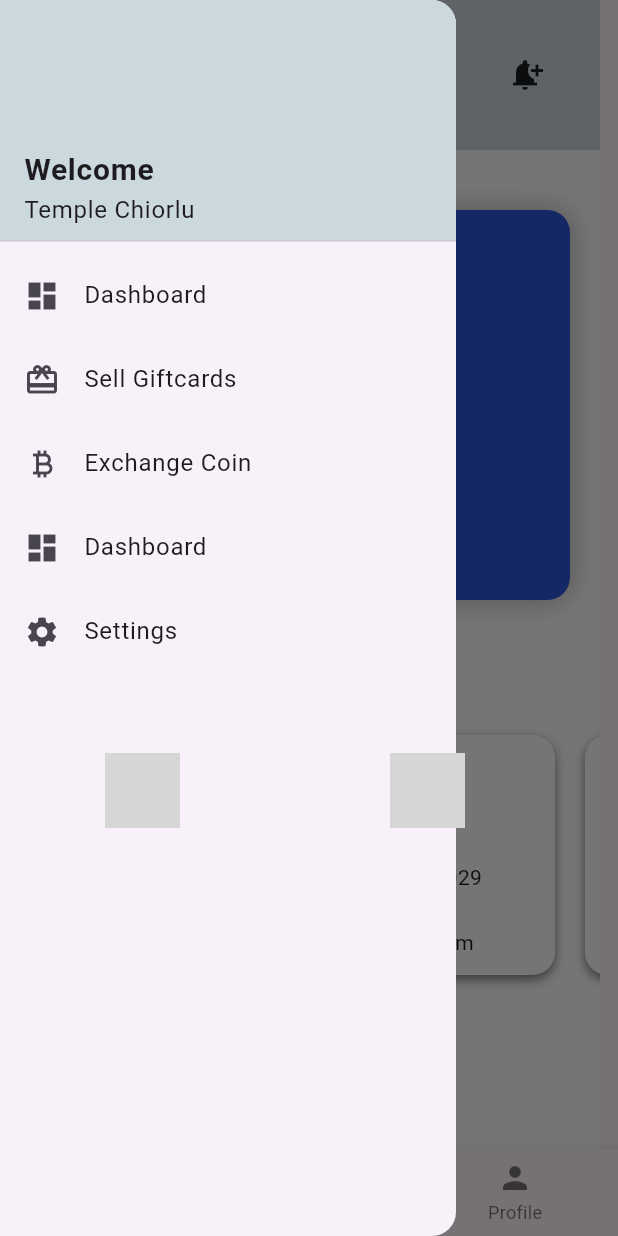
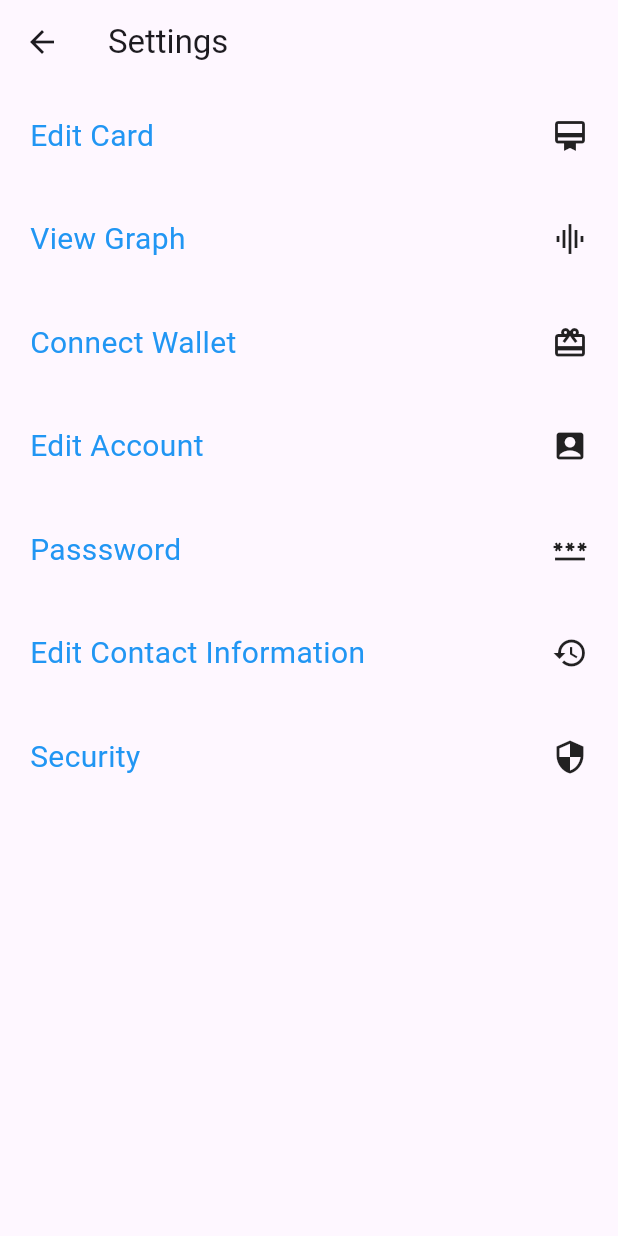
Before and after one commit to jwsvengit7/cardonic-app-flutter, a Flutter app: the screen it shows after launch, after a tap on the "menu" icon, after a tap on "Settings", on a phone screen of 412 x 824 dp. Run offline on Flutter 3.47's test engine with Material 2 defaults, Android fonts, the phone set to English and light mode, and no system bars; our stand-ins replace flutter_svg, get; network calls fail; grey boxes are pictures that could not be loaded.

Commit message:
Settings & Account

```diff
--- a/lib/screen/User/dashboard.dart
+++ b/lib/screen/User/dashboard.dart
@@ -1,3 +1,5 @@
+import 'package:cardioc/screen/User/giftcards/giftcards.dart';
+import 'package:cardioc/screen/User/settings.dart';
 import 'package:flutter/material.dart';
 import 'package:cardioc/screen/User/homed1.dart';
 import 'package:cardioc/screen/User/footer.dart';
@@ -20,7 +22,7 @@ class DashboardScreenState extends State<DashboardScreen> {
           children: <Widget>[
             const DrawerHeader(
               decoration: BoxDecoration(
-                color: Color.fromARGB(255, 203, 216, 222),
+                color: Color.fromARGB(255, 44, 86, 223),
               ),
               child: Column(
                 crossAxisAlignment: CrossAxisAlignment.start,
@@ -30,12 +32,14 @@ class DashboardScreenState extends State<DashboardScreen> {
                     'Welcome',
                     style: TextStyle(
                       fontSize: 20,
+                      color: Colors.white,
                       fontWeight: FontWeight.bold,
                     ),
                   ),
                   Text(
                     'Temple Chiorlu',
                     style: TextStyle(
+                      color: Colors.white,
                       fontSize: 16,
                     ),
                   ),
@@ -50,7 +54,12 @@ class DashboardScreenState extends State<DashboardScreen> {
             ListTile(
               leading: const Icon(Icons.card_giftcard),
               title: const Text('Sell Giftcards'),
-              onTap: () {},
+              onTap: () {
+                Navigator.push(
+                  context,
+                  MaterialPageRoute(builder: (context) => Giftcards()),
+                );
+              },
             ),
             ListTile(
               leading: const Icon(Icons.currency_bitcoin),
@@ -58,13 +67,23 @@ class DashboardScreenState extends State<DashboardScreen> {
               onTap: () {},
             ),
             ListTile(
-              leading: const Icon(Icons.dashboard),
-              title: const Text('Dashboard'),
+              leading: const Icon(Icons.history),
+              title: const Text('History'),
               onTap: () {},
             ),
             ListTile(
               leading: const Icon(Icons.settings),
               title: const Text('Settings'),
+              onTap: () {
+                Navigator.push(
+                  context,
+                  MaterialPageRoute(builder: (context) => Setting()),
+                );
+              },
+            ),
+            ListTile(
+              leading: const Icon(Icons.logout),
+              title: const Text('Logout'),
               onTap: () {},
             ),
           ],
--- /dev/null
+++ b/lib/screen/User/giftcards/giftcards.dart
@@ -0,0 +1,20 @@
+import 'package:flutter/material.dart';
+
+class Giftcards extends StatelessWidget {
+  @override
+  Widget build(BuildContext context) {
+    return Scaffold(
+      appBar: AppBar(title: const Text("Sell your Giftcards")),
+      body:  Container(
+        child: const Column(
+          mainAxisAlignment: MainAxisAlignment.center,
+          children: [
+
+          ],
+
+        ),
+
+      ),
+    );
+  }
+}
--- /dev/null
+++ b/lib/screen/User/setting/account.dart
@@ -0,0 +1,22 @@
+import 'package:flutter/material.dart';
+
+class Account extends StatefulWidget {
+  @override
+  AccountState createState() => AccountState();
+}
+
+class AccountState extends State<Account> {
+  @override
+  Widget build(BuildContext buildContext) {
+    return Scaffold(
+      appBar: AppBar(
+        title: Text("Account"),
+      ),
+      body: Container(
+        child: ListView(
+          children: <Widget>[],
+        ),
+      ),
+    );
+  }
+}
--- /dev/null
+++ b/lib/screen/User/settings.dart
@@ -0,0 +1,118 @@
+import 'package:cardioc/screen/User/setting/account.dart';
+import 'package:flutter/material.dart';
+
+class Setting extends StatelessWidget {
+  Widget build(BuildContext context) {
+    return Scaffold(
+      appBar: AppBar(title: const Text("Settings")),
+      body: ListView(padding: EdgeInsets.zero, children: <Widget>[
+        Container(
+          width: 90,
+          padding: EdgeInsets.all(20),
+          child: const Row(
+            mainAxisAlignment: MainAxisAlignment.spaceBetween,
+            children: [
+              Text(
+                "Edit Card",
+                style: TextStyle(fontSize: 20, color: Colors.blue),
+              ),
+              Icon(Icons.card_membership),
+            ],
+          ),
+        ),
+        Container(
+          width: 90,
+          padding: EdgeInsets.all(20),
+          child: const Row(
+            mainAxisAlignment: MainAxisAlignment.spaceBetween,
+            children: [
+              Text(
+                "View Graph",
+                style: TextStyle(fontSize: 20, color: Colors.blue),
+              ),
+              Icon(Icons.graphic_eq_sharp),
+            ],
+          ),
+        ),
+        Container(
+          width: 90,
+          padding: EdgeInsets.all(20),
+          child: const Row(
+            mainAxisAlignment: MainAxisAlignment.spaceBetween,
+            children: [
+              Text(
+                "Connect Wallet",
+                style: TextStyle(fontSize: 20, color: Colors.blue),
+              ),
+              Icon(Icons.wallet_giftcard),
+            ],
+          ),
+        ),
+        Container(
+          width: 90,
+          padding: EdgeInsets.all(20),
+          child: GestureDetector(
+            onTap: () {
+              Navigator.push(
+                context,
+                MaterialPageRoute(builder: (context) => Account()),
+              );
+            },
+            child: const Row(
+              mainAxisAlignment: MainAxisAlignment.spaceBetween,
+              children: <Widget>[
+                Text(
+                  "Edit Account",
+                  style: TextStyle(fontSize: 20, color: Colors.blue),
+                ),
+                Icon(Icons.account_box),
+              ],
+            ),
+          ),
+        ),
+        Container(
+          width: 90,
+          padding: EdgeInsets.all(20),
+          child: const Row(
+            mainAxisAlignment: MainAxisAlignment.spaceBetween,
+            children: [
+              Text(
+                "Passsword",
+                style: TextStyle(fontSize: 20, color: Colors.blue),
+              ),
+              Icon(Icons.password),
+            ],
+          ),
+        ),
+        Container(
+          width: 90,
+          padding: EdgeInsets.all(20),
+          child: const Row(
+            mainAxisAlignment: MainAxisAlignment.spaceBetween,
+            children: [
+              Text(
+                "Edit Contact Information",
+                style: TextStyle(fontSize: 20, color: Colors.blue),
+              ),
+              Icon(Icons.history),
+            ],
+          ),
+        ),
+        Container(
+          width: 90,
+          padding: EdgeInsets.all(20),
+          child: const Row(
+            mainAxisAlignment: MainAxisAlignment.spaceBetween,
+            children: [
+              Text(
+                "Security",
+                style: TextStyle(fontSize: 20, color: Colors.blue),
+              ),
+              Icon(Icons.security),
+            ],
+          ),
+        ),
+      ]),
+    );
+  }
+}
```
Also changed, not shown: lib/screen/User/setting/card.dart (added), lib/screen/User/setting/contact.dart (added), lib/screen/User/setting/graph.dart (added), lib/screen/User/setting/password.dart (added), lib/screen/User/setting/security.dart (added), lib/screen/User/setting/wallet.dart (added).
